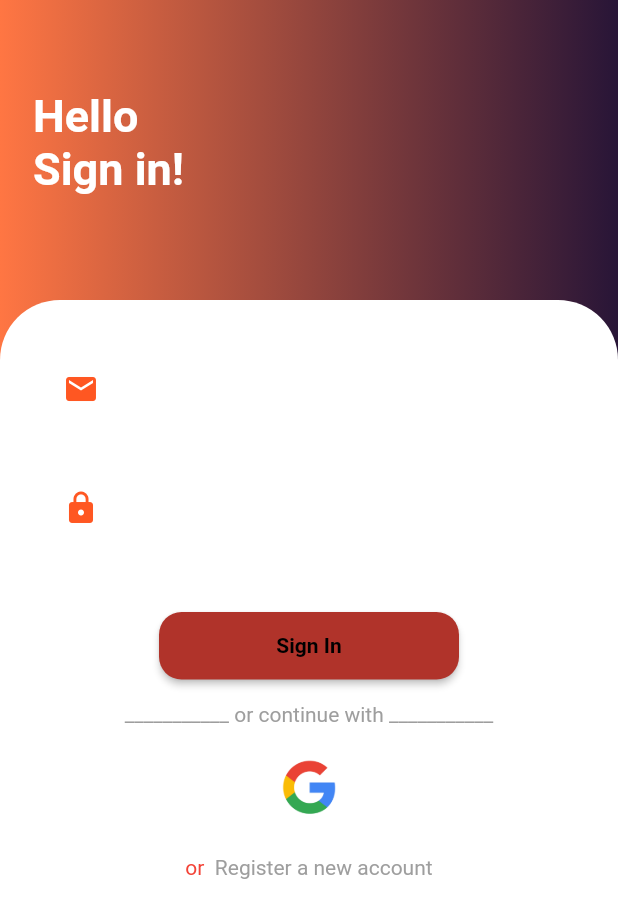
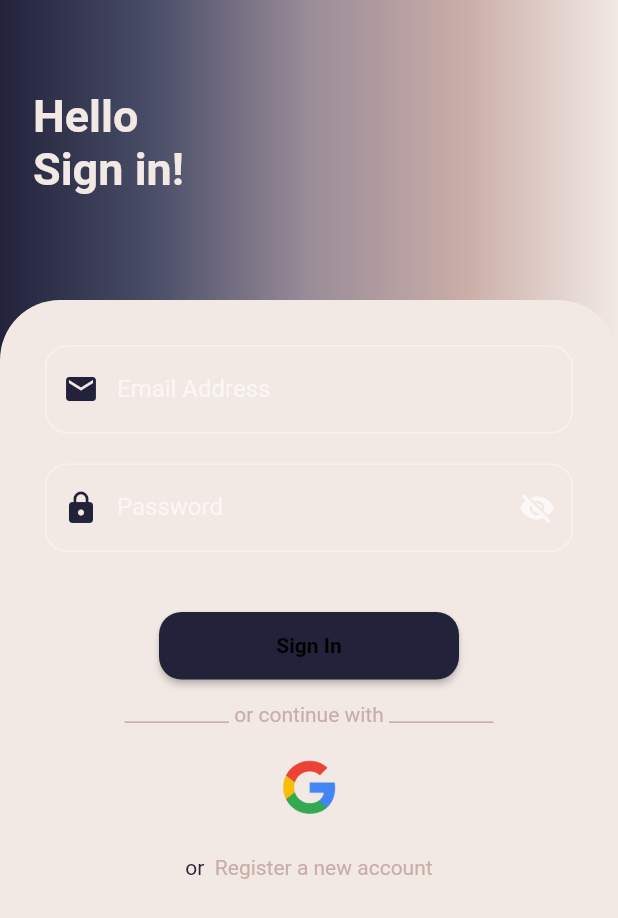
Before and after one commit to Nour-2003/E-Commerce_FlutterApp, a Flutter app: the screen it shows once a user with an empty profile is signed in, item 3 of the bottom bar chosen, after a tap on "Sign out", on a phone screen of 412 x 824 dp. Shown: the top 918 px of the screen. Run offline on Flutter 3.47's test engine with Material 2 defaults, Android fonts, the light colour scheme and no system bars; our stand-ins replace dio, firebase_auth, firebase_core, flutter_svg, google_sign_in, sqflite; accounts and stored records are empty; network calls fail.

Commit message:
Changing the colors

```diff
--- a/lib/customNavBar.dart
+++ b/lib/customNavBar.dart
@@ -21,7 +21,7 @@ class _CustomBottomNavigationBarState extends State<CustomBottomNavigationBar>
       onTap: widget.onTap,
 
 
-      selectedItemColor: const Color.fromARGB(255, 246, 93, 11), // Active color
+      selectedItemColor: const Color(0xff22223b), // Active color
       unselectedItemColor: Colors.grey, // Unselected color
       items: const[
         BottomNavigationBarItem(
--- a/lib/favorite.dart
+++ b/lib/favorite.dart
@@ -52,11 +52,14 @@ class _FavoriteState extends State<Favorite> {
     return Scaffold(
       appBar: AppBar(
         flexibleSpace: Container(
-          decoration: BoxDecoration(
+          decoration:const BoxDecoration(
             gradient: LinearGradient(
               colors: [
-                Color(0xFFFF7643),
-                Color(0xff281537),
+                Color(0xFF22223B),
+              Color(0xff4A4E69),
+              Color(0xff9A8C98),
+              Color(0xffC9ADA7),
+              Color(0xffF2E9E4)
               ],
             ),
           ),
--- a/lib/home/components/Categories.dart
+++ b/lib/home/components/Categories.dart
@@ -48,10 +48,12 @@ class Categories extends StatelessWidget {
                         padding: EdgeInsets.all(
                             (15 / 375.0) * MediaQuery.of(context).size.width),
                         decoration: BoxDecoration(
-                          color: const Color(0xFFFFECDF),
+                          color: const Color(0xFFf2e9e4),
                           borderRadius: BorderRadius.circular(10),
                         ),
-                        child: SvgPicture.asset(category[i]["icon"]),
+                        child: SvgPicture.asset(category[i]["icon"],
+                          color: Color(0xff9a8c98),
+                        ),
                       ),
                     ),
                     const SizedBox(
@@ -60,6 +62,13 @@ class Categories extends StatelessWidget {
                     Text(
                       category[i]["text"],
                       textAlign: TextAlign.center,
+                      style: const TextStyle(
+                        fontSize: 10,
+                        fontWeight: FontWeight.w600,
+                        color: Color(0xff22223b),
+                       //color: Colors.black
+                      ),
+                      maxLines: 1,
                     ),
                   ],
                 ),
--- a/lib/home/components/PopularProductSlider.dart
+++ b/lib/home/components/PopularProductSlider.dart
@@ -94,7 +94,7 @@ class _PopularProductsState extends State<PopularProducts> {
                         Text(
                           "\$${jsonList[index]["price"].toString()}",
                           style: const TextStyle(
-                            color: Color.fromARGB(255, 184, 96, 56),
+                            color: Color(0xff4a4e69),
                           ),
                         ),
                       ],
@@ -107,7 +107,7 @@ class _PopularProductsState extends State<PopularProducts> {
         },
       ),
     )
-        : Center(
+        :const Center(
       child: CircularProgressIndicator(color: Colors.black12),
     );
   }
--- a/lib/home/components/SpecialOfferCard.dart
+++ b/lib/home/components/SpecialOfferCard.dart
@@ -32,8 +32,8 @@ class SpecialOffer extends StatelessWidget
                                   begin: Alignment.topCenter,
                                   end: Alignment.bottomCenter,
                                   colors: [
-                                    Color(0xff343434).withOpacity(0.4),
-                                    Color(0xff343434).withOpacity(0.15),
+                                    Color(0xffc9ada7).withOpacity(0.4),
+                                    Color(0xfff2e9e4).withOpacity(0.15),
                                     ],
                                   ),
                               ),
@@ -95,8 +95,8 @@ class SpecialOffer extends StatelessWidget
                                   begin: Alignment.topCenter,
                                   end: Alignment.bottomCenter,
                                   colors: [
-                                    Color(0xff343434).withOpacity(0.4),
-                                    Color(0xff343434).withOpacity(0.15),
+                                     Color(0xffc9ada7).withOpacity(0.4),
+                                    Color(0xfff2e9e4).withOpacity(0.15),
                                     ],
                                   ),
                               ),
--- a/lib/home/components/body.dart
+++ b/lib/home/components/body.dart
@@ -43,6 +43,7 @@ class _BodyState extends State<Body> {
   Widget build(context) {
     return Scaffold(
       body: SafeArea(
+
         child: ListView(
           children: [
             SizedBox(
@@ -71,10 +72,14 @@ class _BodyState extends State<Body> {
                     style: TextStyle(
                       fontSize:
                       (18 / 375.0) * MediaQuery.of(context).size.width,
-                      color: Theme.of(context).colorScheme.onSurface,
+                      //color: Theme.of(context).colorScheme.onSurface,
+                      color: Color(0xff4a4e69),
                     ),
                   ),
-                  const Text("See More"),
+                  const Text("See More",
+                  style: TextStyle(
+                    color: Color(0xff4a4e69),
+                  ),),
                 ],
               ),
             ),
@@ -96,10 +101,14 @@ class _BodyState extends State<Body> {
                     style: TextStyle(
                         fontSize:
                         (18 / 375.0) * MediaQuery.of(context).size.width,
-                        color: Theme.of(context).colorScheme.onSurface
+                        //color: Theme.of(context).colorScheme.onSurface
+                        color: Color(0xff4a4e69),
                     ),
                   ),
-                  const Text("See More"),
+                  const Text("See More",
+                  style: TextStyle(
+                    color: Color(0xff4a4e69),
+                  ),),
                 ],
               ),
             ),
--- a/lib/home/components/discountBanner.dart
+++ b/lib/home/components/discountBanner.dart
@@ -16,14 +16,14 @@ class Discount extends StatelessWidget
               width: double.infinity,
               //height: 90,
               decoration: BoxDecoration(
-                color: const Color(0xff4A3298),
+                color: const Color(0xff22223b),
                 borderRadius: BorderRadius.circular(20),
               ),
               child:const Text.rich(
                 TextSpan(
                   text: "A Summer Surprise\n",
                   style: TextStyle(
-                    color: Colors.white,
+                    color: Color(0xfff2e9e4),
                   ),
                   children: [
                     TextSpan(
@@ -31,7 +31,7 @@ class Discount extends StatelessWidget
                       style: TextStyle(
                         fontSize: 24,
                         fontWeight: FontWeight.bold,
-
+                        color: Color(0xfff2e9e4)
                       ),
                     ),
                   ],
--- a/lib/home/components/search.dart
+++ b/lib/home/components/search.dart
@@ -36,6 +36,7 @@ class Search extends StatelessWidget
                 enabledBorder: InputBorder.none,
                 focusedBorder: InputBorder.none,
                 hintText: "Search Product",
+                iconColor: Color(0xff4a4e69),
                 prefixIcon:const Icon(Icons.search),
                 contentPadding: EdgeInsets.symmetric(
                   horizontal: (20 / 375.0) * MediaQuery.of(context).size.width,
@@ -64,7 +65,9 @@ class Search extends StatelessWidget
                     color:const Color(0xFF979797).withOpacity(0.1),
                     shape: BoxShape.circle,
                   ),
-                  child: SvgPicture.asset("HomePageImgs/CartIcon.svg"),
+                  child: SvgPicture.asset("HomePageImgs/CartIcon.svg",
+                  color: Color(0xff4a4e69),
+                  ),
                 ),
 
               ],
@@ -93,7 +96,10 @@ class Search extends StatelessWidget
                     color: const Color(0xFF979797).withOpacity(0.1),
                     shape: BoxShape.circle,
                   ),
-                  child: SvgPicture.asset("HomePageImgs/Bell.svg"),
+                  child: SvgPicture.asset("HomePageImgs/Bell.svg",
+                  color: Color(0xff4a4e69)
+                  ,
+                  ),
                 ),
                 Positioned(
                   top: -3,
@@ -102,7 +108,7 @@ class Search extends StatelessWidget
                     height: (16 / 375.0) * MediaQuery.of(context).size.width,
                     width: (16 / 375.0) * MediaQuery.of(context).size.width,
                     decoration: BoxDecoration(
-                      color: const Color(0xffff4848),
+                      color: const Color(0xff22223b),
                       shape: BoxShape.circle,
                       border: Border.all(
                         width: 1.5,
--- a/lib/myApplication.dart
+++ b/lib/myApplication.dart
@@ -41,7 +41,8 @@ class _MyApplicationState extends State<MyApplication>
             });
           },
           child: Icon(
-            iconBool ? iconDark : iconLight,color:iconBool? Colors.black : Colors.white,
+            iconBool ? iconDark : iconLight,
+            color:iconBool? Colors.black : Colors.white,
           ),
         ),
         floatingActionButtonLocation:FloatingActionButtonLocation.endFloat ,
--- a/lib/profile.dart
+++ b/lib/profile.dart
@@ -18,11 +18,14 @@ class Profile extends StatelessWidget {
     return Scaffold(
       appBar: AppBar(
         flexibleSpace: Container(
-        decoration: BoxDecoration(
+        decoration:const BoxDecoration(
           gradient: LinearGradient(
             colors: [
-              Color(0xFFFF7643),
-              Color(0xff281537),
+              Color(0xFF22223B),
+              Color(0xff4A4E69),
+              Color(0xff9A8C98),
+              Color(0xffC9ADA7),
+              Color(0xffF2E9E4)
             ],
           ),
         ),
@@ -101,7 +104,7 @@ class Profile extends StatelessWidget {
                   shape: RoundedRectangleBorder(
                     borderRadius: BorderRadius.circular(15),
                   ),
-                  backgroundColor: const Color.fromARGB(255, 176, 51, 42),
+                  backgroundColor: const Color(0xff22223b),
                 ),
                 child: Text(
                   "Sign out",
--- a/lib/screens/login.dart
+++ b/lib/screens/login.dart
@@ -60,11 +60,13 @@ class _LoginPageState extends State<LoginPage> {
       context: context,
       builder: (context) {
         return AlertDialog(
-            backgroundColor: Color(0xFFFF7643),
+            backgroundColor: Color(0xFF22223b),
             title: Center(
               child: Text(
                 message,
-                style: const TextStyle(color: Colors.white),
+                style: const TextStyle(
+                  color: Color(0xfff2e9e4),
+                ),
               ),
             ));
       },
@@ -81,8 +83,11 @@ class _LoginPageState extends State<LoginPage> {
             width: double.infinity,
             decoration: const BoxDecoration(
               gradient: LinearGradient(colors: [
-                Color(0xFFFF7643),
-                Color(0xff281537),
+                Color(0xFF22223B),
+              Color(0xff4A4E69),
+              Color(0xff9A8C98),
+              Color(0xffC9ADA7),
+              Color(0xffF2E9E4)
               ]),
             ),
             child: const Padding(
@@ -91,7 +96,7 @@ class _LoginPageState extends State<LoginPage> {
                 'Hello\nSign in!',
                 style: TextStyle(
                     fontSize: 30,
-                    color: Colors.white,
+                    color: Color(0xfff2e9e4),
                     fontWeight: FontWeight.bold),
               ),
             ),
@@ -104,7 +109,7 @@ class _LoginPageState extends State<LoginPage> {
                   topLeft: Radius.circular(40),
                   topRight: Radius.circular(40),
                 ),
-                color: Colors.white,
+                color: Color(0xfff2e9e4),
               ),
               height: MediaQuery.of(context).size.height - 200,
               width: MediaQuery.of(context).size.width,
@@ -124,7 +129,7 @@ class _LoginPageState extends State<LoginPage> {
                             return null;
                           },
                           decoration: InputDecoration(
-                            prefixIcon: Icon(Icons.email,color: Colors.deepOrange,),
+                            prefixIcon:const Icon(Icons.email,color: Color(0xff22223b),),
                             border: OutlineInputBorder(
                               borderRadius: BorderRadius.circular(15),
                             ),
@@ -154,9 +159,9 @@ class _LoginPageState extends State<LoginPage> {
                                     passwordtobescured = !passwordtobescured;
                                   });
                                 }),
-                            prefixIcon: Icon(
+                            prefixIcon:const Icon(
                               Icons.lock,
-                              color: Colors.deepOrange,
+                              color: Color(0xff22223b),
                             ),
                             border: OutlineInputBorder(
                               borderRadius: BorderRadius.circular(15),
@@ -180,7 +185,7 @@ class _LoginPageState extends State<LoginPage> {
                             style: ElevatedButton.styleFrom(
                               shape: RoundedRectangleBorder(
                                 borderRadius: BorderRadius.circular(15),
-                              ), backgroundColor: const Color.fromARGB(255, 176, 51, 42),
+                              ), backgroundColor: const Color(0xff22223b),
                             ),
                             child: const Text(
                               "Sign In",
@@ -191,12 +196,12 @@ class _LoginPageState extends State<LoginPage> {
                         const SizedBox(
                           height: 15,
                         ),
-                        Row(
+                        const Row(
                           mainAxisAlignment: MainAxisAlignment.center,
                           children: [
                             Text(
                               "___________ or continue with ___________",
-                              style: TextStyle(color: Colors.grey),
+                              style: TextStyle(color: Color(0xffc9ada7)),
                             )
                           ],
                         ),
@@ -237,11 +242,11 @@ class _LoginPageState extends State<LoginPage> {
                               TextSpan(
                                 text: 'or  ',
                                 style: TextStyle(
-                                    color: Color.fromARGB(255, 243, 67, 55)),
+                                    color: Color(0xff22223b)),
                               ),
                               TextSpan(
                                 text: "Register a new account",
-                                style: TextStyle(color: Colors.grey),
+                                style: TextStyle(color: Color(0xffc9ada7)),
                               ),
                             ]),
                           ),
--- a/lib/screens/splash_screen.dart
+++ b/lib/screens/splash_screen.dart
@@ -39,8 +39,11 @@ class _splash_screenState extends State<splash_screen> {
         decoration: const BoxDecoration(
           gradient: LinearGradient(
             colors: [
-              Color(0xFFFF7643),
-              Color(0xff281537),
+              Color(0xFF22223B),
+              Color(0xff4A4E69),
+              Color(0xff9A8C98),
+              Color(0xffC9ADA7),
+              Color(0xffF2E9E4)
             ],
           ),
         ),
@@ -51,9 +54,9 @@ class _splash_screenState extends State<splash_screen> {
               duration: Duration(milliseconds: 150),
               curve: Curves.easeIn,
               child: const Text(
-                "our project",
+                "Amicus",
                 style: TextStyle(
-                  color: Colors.white,
+                  color: Color(0xfff2e9e4),
                   fontSize: 40,
                   fontWeight: FontWeight.bold,
                 ),
--- a/lib/theme/dark_theme.dart
+++ b/lib/theme/dark_theme.dart
@@ -2,5 +2,8 @@ import 'package:flutter/material.dart';
 
 ThemeData darkTheme = ThemeData(
   brightness: Brightness.dark,
- colorScheme: ColorScheme.dark(primary: Colors.black,secondary: Colors.black),
+ colorScheme: ColorScheme.dark(
+  primary: Colors.black,
+  secondary: Colors.black
+  ),
 );
--- a/lib/theme/light_theme.dart
+++ b/lib/theme/light_theme.dart
@@ -2,5 +2,6 @@ import 'package:flutter/material.dart';
 
 ThemeData lightTheme = ThemeData(
   brightness: Brightness.light,
-  colorScheme: ColorScheme.light(primary: Colors.white),
+  colorScheme: ColorScheme.light(
+    primary: Colors.white),
 );
```
Also changed, not shown: lib/screens/CartPage.dart (+6 -3 lines), lib/screens/CategoryProductsPage.dart (+6 -3 lines), lib/screens/NotificationPage.dart (+7 -4 lines), lib/screens/ProductDetailsPage.dart (+46 -27 lines), lib/screens/register.dart (+24 -17 lines).
